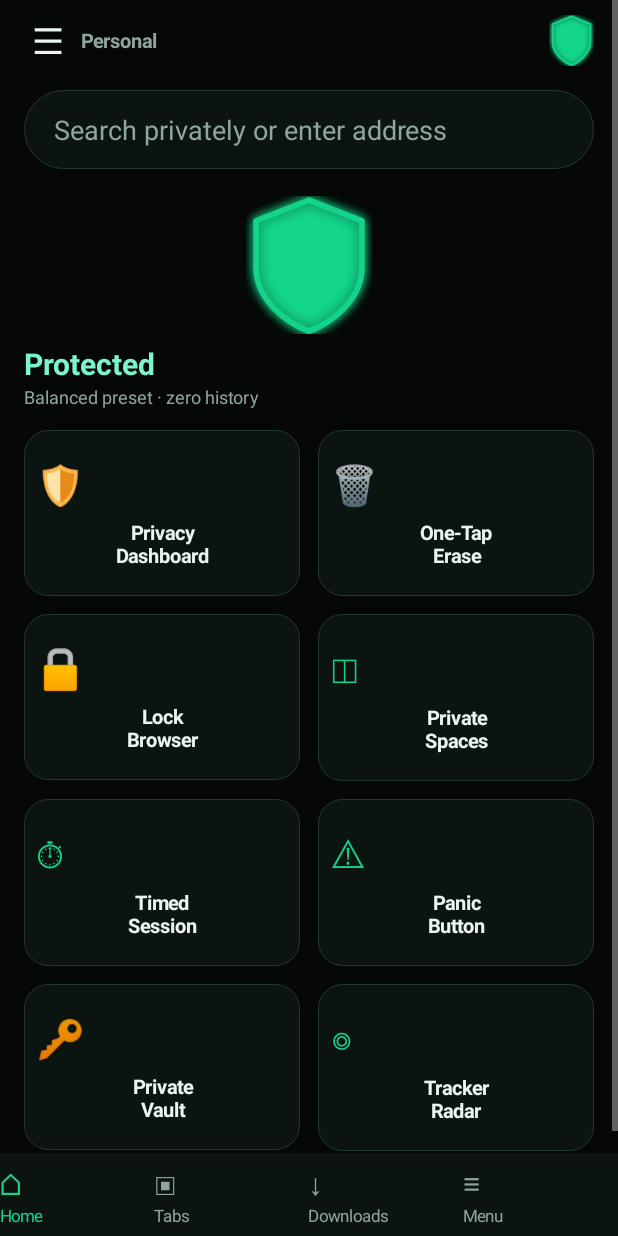
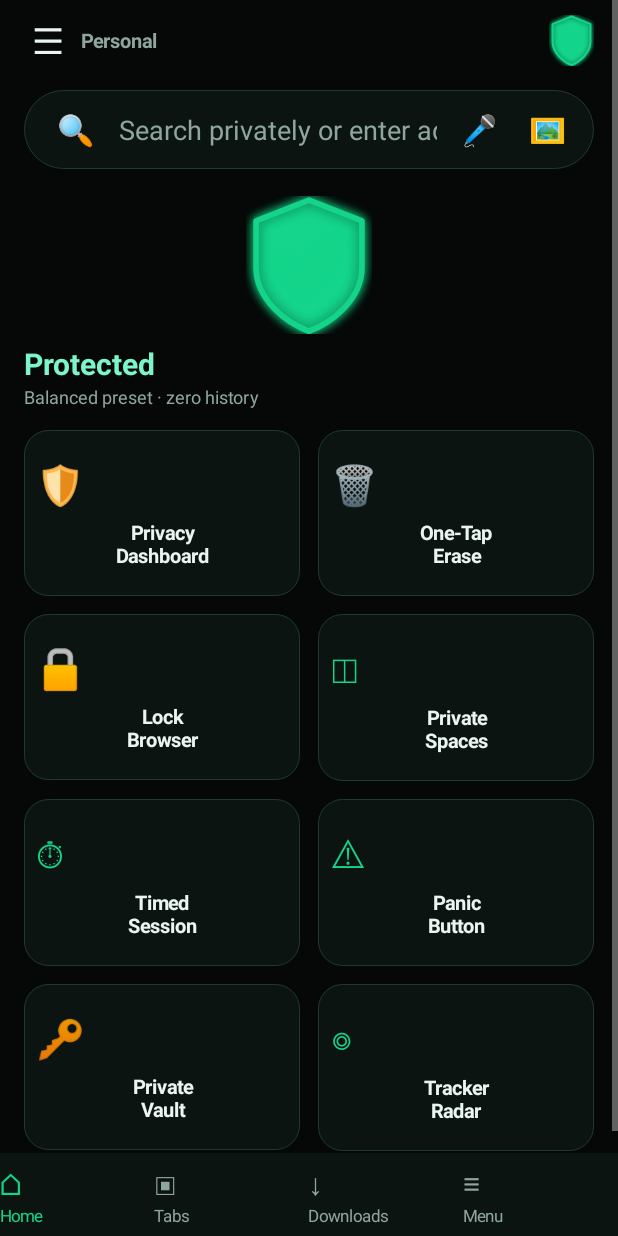
Before and after one commit to ZaeemTechnologies/zaeem-browser, an Android app: the screen it shows after launch (MainActivity), after a tap on "Balanced", on a phone screen of 412 x 824 dp. Run offline under Robolectric (Android 15) with nearby library versions, the phone set to English and light mode, and no system bars; pictures from the network do not load.

Commit message:
Refactor search input and add search pill layout

```diff
--- a/app/src/main/java/com/zaeem/browser/ui/Screens1.kt
+++ b/app/src/main/java/com/zaeem/browser/ui/Screens1.kt
@@ -145,12 +145,23 @@ class HomeScreen : Screen() {
             hint = "Search privately or enter address"; setHintTextColor(Ui.MUTED); setTextColor(Ui.TEXT); setSingleLine()
             inputType = InputType.TYPE_CLASS_TEXT or InputType.TYPE_TEXT_VARIATION_URI; imeOptions = EditorInfo.IME_ACTION_GO
             importantForAutofill = View.IMPORTANT_FOR_AUTOFILL_NO
-            background = Ui.round(c, Ui.SURFACE, 28, Ui.STROKE); setPadding(Ui.dp(c, 20), Ui.dp(c, 14), Ui.dp(c, 20), Ui.dp(c, 14))
+            background = null; setPadding(Ui.dp(c, 6), Ui.dp(c, 14), Ui.dp(c, 6), Ui.dp(c, 14))
             setOnEditorActionListener { v, id, ev ->
                 if (id == EditorInfo.IME_ACTION_GO || (ev?.keyCode == KeyEvent.KEYCODE_ENTER)) { val t = v.text.toString(); if (t.isNotBlank()) a.openUrl(t); true } else false
             }
         }
-        col.addView(search, Ui.lp(c, 16))
+        fun icon(glyph: String, desc: String, go: () -> Unit) = Ui.text(c, glyph, 20f, Ui.EMERALD).apply {
+            setPadding(Ui.dp(c, 10), Ui.dp(c, 8), Ui.dp(c, 10), Ui.dp(c, 8)); isClickable = true; contentDescription = desc; setOnClickListener { go() }
+        }
+        val pill = LinearLayout(c).apply {
+            orientation = LinearLayout.HORIZONTAL; gravity = Gravity.CENTER_VERTICAL
+            background = Ui.round(c, Ui.SURFACE, 28, Ui.STROKE); setPadding(Ui.dp(c, 12), 0, Ui.dp(c, 8), 0)
+        }
+        pill.addView(icon("🔍", "Search") { val t = search.text.toString(); if (t.isNotBlank()) a.openUrl(t) })
+        pill.addView(search, LinearLayout.LayoutParams(0, -2, 1f))
+        pill.addView(icon("🎤", "Voice search") { a.voiceSearch { t -> search.setText(t); a.openUrl(t) } })
+        pill.addView(icon("🖼", "Image search") { a.imageSearch(search.text.toString()) })
+        col.addView(pill, Ui.lp(c, 16))
 
         val ok = protectionOk(cfg)
         val hero = LinearLayout(c).apply { orientation = LinearLayout.VERTICAL; gravity = Gravity.CENTER }
```
